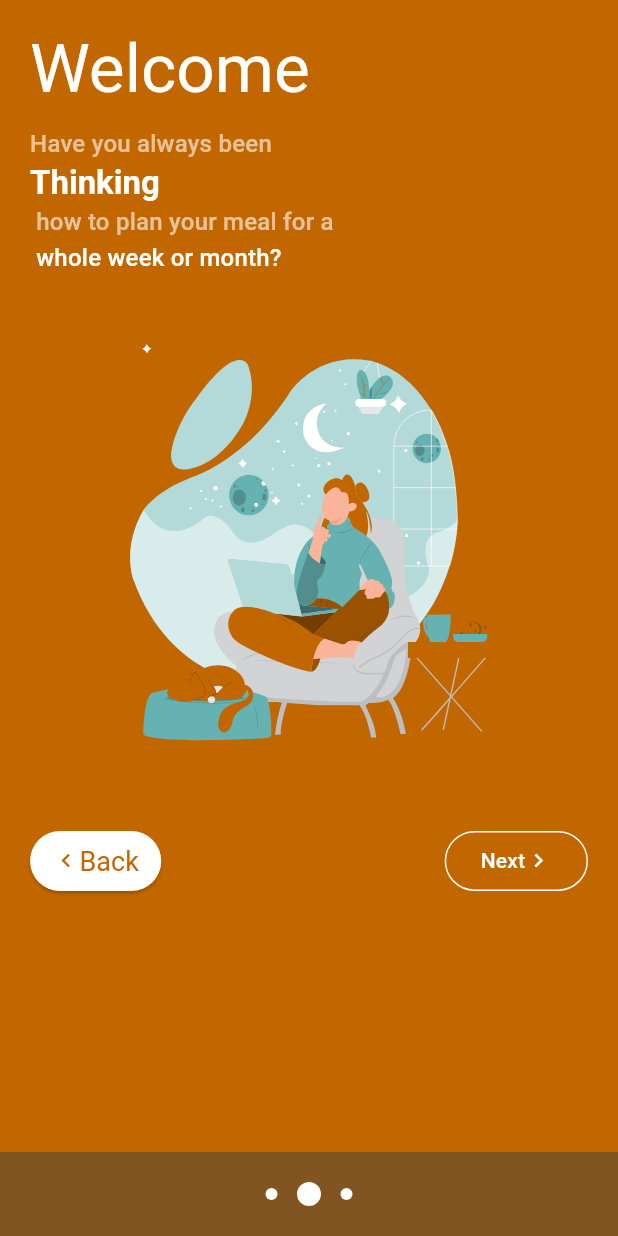
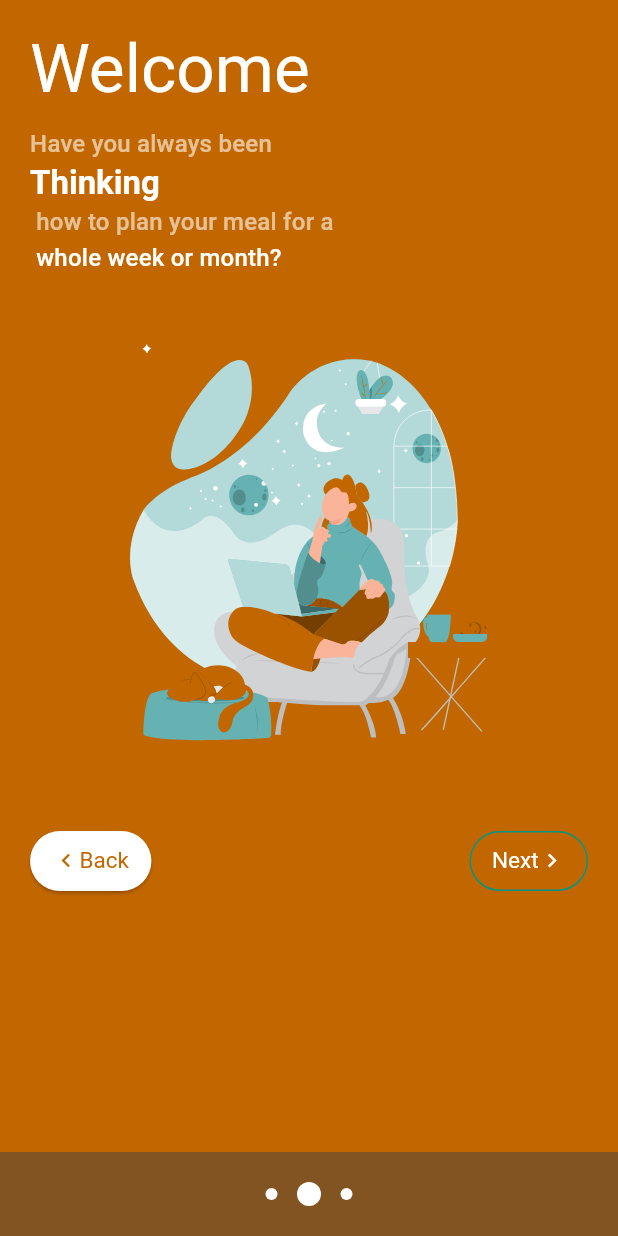
Before and after one commit to tjcode19/bettymeal, a Flutter app: the screen it shows after launch, after a tap on "Next", on a phone screen of 412 x 824 dp. Run offline on Flutter 3.47's test engine with Material 2 defaults, Android fonts, the phone set to English and light mode, and no system bars; our stand-ins replace badges, bloc, equatable, flutter_bloc, flutter_svg and 2 more; missing offline and left inert: dart:ffi; accounts and stored records are empty.

Commit message:
feat:intro

```diff
--- a/lib/main.dart
+++ b/lib/main.dart
@@ -55,7 +55,15 @@ class MyApp extends StatelessWidget {
               style: ElevatedButton.styleFrom(
                   backgroundColor: Colors.teal,
                   foregroundColor: Colors.white,
-                  textStyle: const TextStyle(color: Colors.white, fontSize: 18),
+                  textStyle: const TextStyle(color: Colors.white, fontSize: 15),
+                  padding: const EdgeInsets.symmetric(horizontal: 15)),
+            ),
+            outlinedButtonTheme: OutlinedButtonThemeData(
+              style: OutlinedButton.styleFrom(
+                  // backgroundColor: Colors.teal,
+                  // foregroundColor: Colors.white,
+                  side: const BorderSide(color: Colors.teal),
+                  textStyle: const TextStyle(color: Colors.white, fontSize: 15),
                   padding: const EdgeInsets.symmetric(horizontal: 15)),
             ),
             inputDecorationTheme: const InputDecorationTheme(
--- a/lib/routes.dart
+++ b/lib/routes.dart
@@ -1,4 +1,5 @@
 import 'package:bettymeals/ui/screens/addmeal.dart';
+import 'package:bettymeals/ui/screens/food_setup.dart';
 import 'package:bettymeals/ui/screens/get_started.dart';
 import 'package:bettymeals/ui/screens/index.dart';
 import 'package:bettymeals/ui/screens/onboarding/index.dart';
@@ -13,6 +14,7 @@ class Routes {
   static const String home = '/';
   static const String onboarding = '/onboarding';
   static const String getStarted = '/get-started';
+  static const String foodSetup = '/food-setup';
   static const String timetable = '/timetable';
   static const String addFood = '/add-food';
   static const String addCategory = '/add-category';
@@ -27,6 +29,8 @@ class Routes {
         return MaterialPageRoute(builder: (_) => const Onboarding());
       case getStarted:
         return MaterialPageRoute(builder: (_) => const GetStarted());
+      case foodSetup:
+        return MaterialPageRoute(builder: (_) => const FoodSetup());
       case timetable:
         return MaterialPageRoute(builder: (_) => const MealTableScreen());
       case addFood:
--- a/lib/ui/screens/daily_menu/index.dart
+++ b/lib/ui/screens/daily_menu/index.dart
@@ -16,7 +16,7 @@ import '../../../data/models/food.dart';
 import '../../../data/models/timetable.dart';
 import '../../widgets/food_item_sub.dart';
 
-import 'package:badges/badges.dart' as badges;
+
 
 class DailyMenuScreen extends StatefulWidget {
   const DailyMenuScreen({super.key});
@@ -167,72 +167,6 @@ class _DailyMenuScreenState extends State<DailyMenuScreen> {
             ),
           ),
           CommonUtils.spaceH,
-          if (foodSize < 1)
-            BlocConsumer<FoodCubit, FoodState>(
-              listener: (context, state) {
-                if (state is FoodLoaded) {
-                  if (state.bf.length >= 3 &&
-                      state.ln.length >= 3 &&
-                      state.dn.length >= 3) {
-                    // isOkay = true;
-                  }
-                }
-              },
-              builder: (context, state) {
-                if (state is FoodLoaded) {
-                  return Padding(
-                    padding: EdgeInsets.all(CommonUtils.padding),
-                    child: Row(
-                      mainAxisAlignment: MainAxisAlignment.spaceBetween,
-                      children: [
-                        badgeer(
-                          badgeContent: Text(
-                            (state.bf.length +
-                                    state.ln.length +
-                                    state.dn.length)
-                                .toString(),
-                            style: const TextStyle(
-                                color: Colors.white, fontSize: 12),
-                          ),
-                          label: const Text(
-                            'All',
-                          ),
-                        ),
-                        badgeer(
-                          badgeContent: Text(
-                            state.bf.length.toString(),
-                            style: TextStyle(color: Colors.white),
-                          ),
-                          label: const Text(
-                            'Breakfast',
-                          ),
-                        ),
-                        badgeer(
-                          badgeContent: Text(
-                            state.ln.length.toString(),
-                            style: TextStyle(color: Colors.white),
-                          ),
-                          label: const Text(
-                            'Lunch',
-                          ),
-                        ),
-                        badgeer(
-                          badgeContent: Text(
-                            state.dn.length.toString(),
-                            style: TextStyle(color: Colors.white),
-                          ),
-                          label: const Text(
-                            'Dinner',
-                          ),
-                        ),
-                      ],
-                    ),
-                  );
-                } else {
-                  return const Text('No Record');
-                }
-              },
-            ),
           if (foodSize > 0)
             Expanded(
               child: SingleChildScrollView(
@@ -417,15 +351,5 @@ class _DailyMenuScreenState extends State<DailyMenuScreen> {
     );
   }
 
-  Widget badgeer({required Widget badgeContent, required Widget label}) {
-    return badges.Badge(
-      badgeContent: badgeContent,
-      badgeStyle: badges.BadgeStyle(
-        badgeColor: AppColour(context).primaryColour,
-        padding: const EdgeInsets.all(8),
-        borderSide: const BorderSide(color: Colors.white, width: 1),
-      ),
-      child: Chip(label: label),
-    );
-  }
+
 }
--- a/lib/ui/screens/get_started.dart
+++ b/lib/ui/screens/get_started.dart
@@ -103,10 +103,7 @@ class _GetStartedState extends State<GetStarted> {
                               .read<cs.UserCubit>()
                               .setUserDetails(_nameController.text, gender);
 
-                          print(_nameController.text);
-                          print(gender);
-
-                          Navigator.pushNamed(context, Routes.home);
+                          Navigator.pushNamed(context, Routes.foodSetup);
                         }
                       },
                       child: const Text('Continue'),
--- a/lib/ui/screens/mealtable.dart
+++ b/lib/ui/screens/mealtable.dart
@@ -9,6 +9,7 @@ import 'package:flutter_bloc/flutter_bloc.dart';
 
 import '../../data/models/food_data.dart';
 import '../../utils/colours.dart';
+import '../../utils/enums.dart';
 import '../widgets/time_table.dart';
 
 class MealTableScreen extends StatefulWidget {
@@ -57,7 +58,8 @@ class _MealTableScreenState extends State<MealTableScreen> {
                   }
                 },
               ),
-              TextButton(
+              CustomLayout.xlPad.sizedBoxH,
+              OutlinedButton(
                   onPressed: () {
                     BlocProvider.of<TimetableCubit>(context)
                         .rescheduleMealTable();
--- a/lib/ui/screens/setting.dart
+++ b/lib/ui/screens/setting.dart
@@ -1,3 +1,4 @@
+import 'package:bettymeals/utils/constants.dart';
 import 'package:flutter/material.dart';
 import 'package:flutter/src/widgets/framework.dart';
 import 'package:flutter/src/widgets/placeholder.dart';
@@ -32,24 +33,31 @@ class _SettingScreenState extends State<SettingScreen> {
   Widget build(BuildContext context) {
     return Scaffold(
       appBar: AppBar(
+        automaticallyImplyLeading: false,
         title: Text(
           'Settings',
           style: TextStyle(color: AppColour(context).onPrimaryColour),
         ),
         backgroundColor: AppColour(context).primaryColour,
       ),
-      body: Column(
+      body: Padding(
+        padding: EdgeInsets.all(CommonUtils.spadding),
+        child: Column(
           children: <Widget>[
             SwitchListTile(
-            title: const Text('Floating Action Button'),
+              title: Text(
+                'Push Notification',
+                style: Theme.of(context).textTheme.titleLarge!,
+              ),
+              subtitle: const Text('This will notify you when it\'s time to eat'),
               value: _showFab,
               onChanged: _onShowFabChanged,
             ),
-          SwitchListTile(
-            title: const Text('Bottom App Bar Elevation'),
-            value: _isElevated,
-            onChanged: _onElevatedChanged,
-          ),
+            // SwitchListTile(
+            //   title: const Text('Bottom App Bar Elevation'),
+            //   value: _isElevated,
+            //   onChanged: _onElevatedChanged,
+            // ),
             // Expanded(
             //   child: ListView(
             //     controller: _controller,
@@ -58,6 +66,7 @@ class _SettingScreenState extends State<SettingScreen> {
             // ),
           ],
         ),
+      ),
     );
   }
 }
--- a/pubspec.yaml
+++ b/pubspec.yaml
@@ -74,6 +74,7 @@ flutter:
     - assets/icons/think.svg
     - assets/icons/food-icon.svg
     - assets/icons/food-icon-w.svg
+    - assets/icons/breakfast-icon.svg
     - assets/images/bf.jpg
   #   - images/a_dot_ham.jpeg
 
```
Also changed, not shown: lib/ui/screens/addmeal.dart (+10 -2 lines), lib/ui/screens/food_setup.dart (added, +230 -0 lines), assets/icons/breakfast-icon.svg (added). Lines whose indentation alone changed are shown as unchanged.
